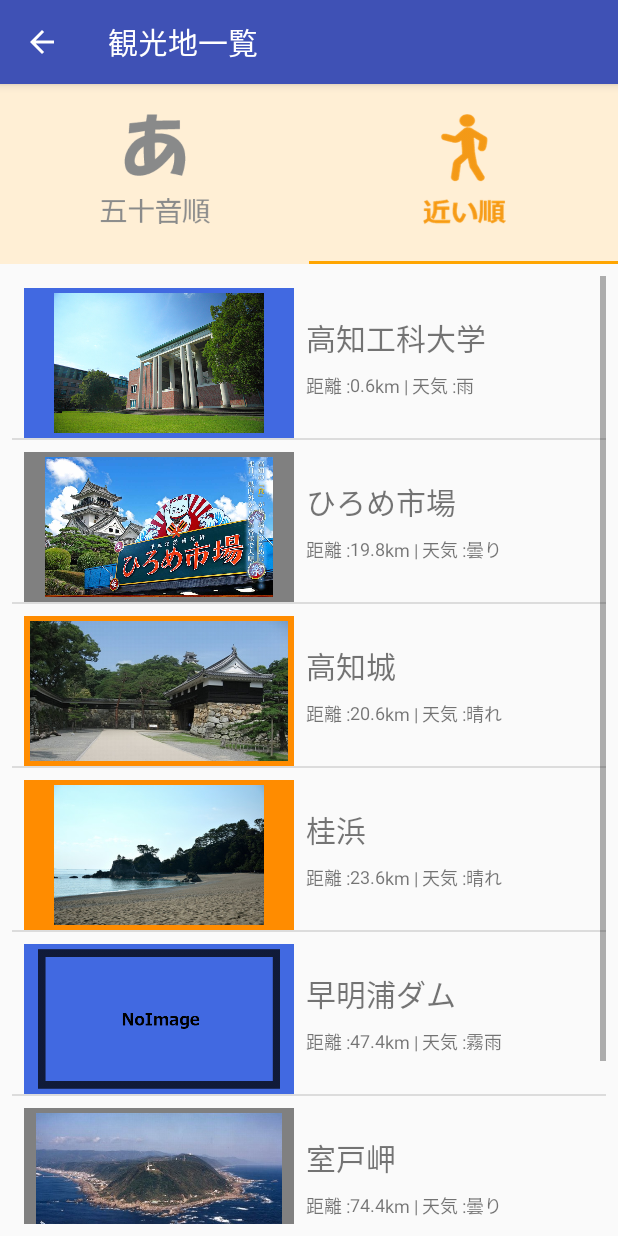
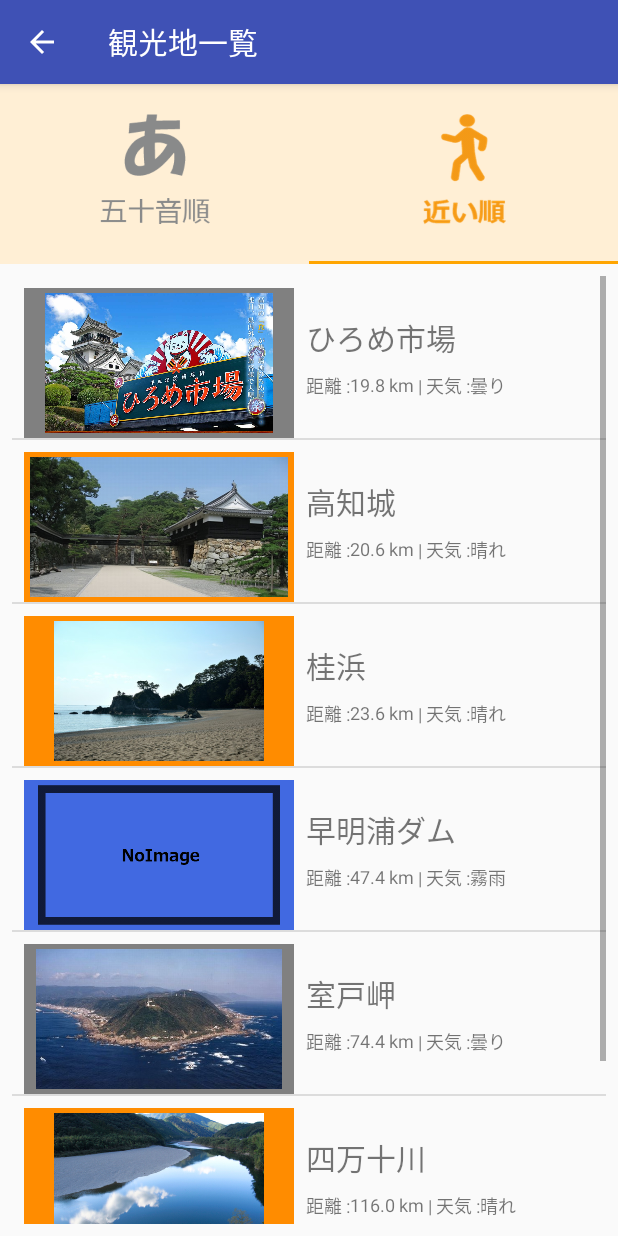
Before and after one commit to dmarchkut/kochitabi_android, an Android app: the SpotFragment screen opened directly, with no data from a screen before it, tab 2 chosen, on a phone screen of 412 x 824 dp. Run offline under Robolectric (Android 15) with nearby library versions, the phone set to English and light mode, and no system bars.

Commit message:
GPS非稼働時の処理修正

```diff
--- a/app/src/main/java/jp/dmarch/kochitabi/DataBaseHelper.java
+++ b/app/src/main/java/jp/dmarch/kochitabi/DataBaseHelper.java
@@ -5,6 +5,8 @@ import android.content.Context;
 import java.util.ArrayList;
 import java.util.HashMap;
 import java.util.Map;
+
+import static java.lang.Double.NaN;
 
 public class DataBaseHelper {
 
@@ -19,7 +21,7 @@ public class DataBaseHelper {
     private String[] photo_file_path = {"kut", "kochi", "hirome", "muroto", "shimanto", "katurahama", null};
     private String[] weather = {"雨", "晴れ", "曇り", "曇り", "晴れ", "晴れ", "霧雨"};
     private Double[] temperature = {20.0, 20.6, 19.8, 14.4, 16.0, 23.6, 17.4};
-    private Double[] distance = {0.6, 20.6, 19.8, 74.4, 116.0, 23.6, 47.4};
+    private Double[] distance = {NaN, 20.6, 19.8, 74.4, 116.0, 23.6, 47.4};
 
     private String[] spot_text = {
             "本学は「大学のあるべき姿を常に追求し、世界一流の大学をめざす」という高い志を掲げ、高知県が設置し学校法人が運営する公設民営大学として開学しました。先進的な教育システムをいち早く取り入れ、大学としての存在感を発揮し続けています。平成21年4月からは公立大学法人として新たな一歩を踏み出し、公立大学法人という強固な基盤の上に積み重ねてきた自主・自律的な運営ノウハウを生かした革新的な大学運営を進めています。",
--- a/app/src/main/java/jp/dmarch/kochitabi/SpotFragment.java
+++ b/app/src/main/java/jp/dmarch/kochitabi/SpotFragment.java
@@ -17,6 +17,8 @@ import java.util.Collections;
 import java.util.Comparator;
 import java.util.HashMap;
 import java.util.Map;
+
+import static java.lang.Double.NaN;
 
 /* 参考Webサイト
  * http://kuwalab.hatenablog.jp/entry/20101221/p1
@@ -106,8 +108,14 @@ public class SpotFragment extends Fragment {
             Map<String, Object> map = new HashMap<String, Object>();
             map.put("spot_name", (((HashMap<String, Object>)spotsData.get(i)).get("spot_name")).toString());
             map.put("spot_phoname", (((HashMap<String, Object>)spotsData.get(i)).get("spot_phoname")).toString());
-            map.put("distance", String.format("%.1f", ((HashMap<String, Object>)spotsData.get(i)).get("distance")));
             map.put("weather", (((HashMap<String, Object>)spotsData.get(i)).get("weather")).toString());
+            // 距離はNaN発生の恐れがあるためエラー用ハイフンを条件分岐で設定
+            if (!((HashMap<String, Object>)spotsData.get(i)).get("distance").equals(NaN)) {
+                map.put("distance", String.format("%.1f", ((HashMap<String, Object>)spotsData.get(i)).get("distance")) + " km");
+            }
+            else {
+                map.put("distance", " - ");
+            }
             // 画像はnull値発生の恐れがあるためエラー用画像をnull条件分岐で設定
             if (((HashMap<String, Object>)spotsData.get(i)).get("photo_file_path") != null) {
                 map.put("photo_file_path", this.getResources().getIdentifier((((HashMap<String, Object>)spotsData.get(i)).get("photo_file_path")).toString(), "drawable", "jp.dmarch.kochitabi"));
--- a/app/src/main/res/layout/spot_item.xml
+++ b/app/src/main/res/layout/spot_item.xml
@@ -52,7 +52,7 @@
         android:layout_width="wrap_content"
         android:layout_height="wrap_content"
         android:layout_marginTop="8dp"
-        android:text="km | 天気 :"
+        android:text=" | 天気 :"
         android:textSize="12sp"
         app:layout_constraintStart_toEndOf="@+id/spot_distance"
         app:layout_constraintTop_toBottomOf="@+id/spot_name" />
```
